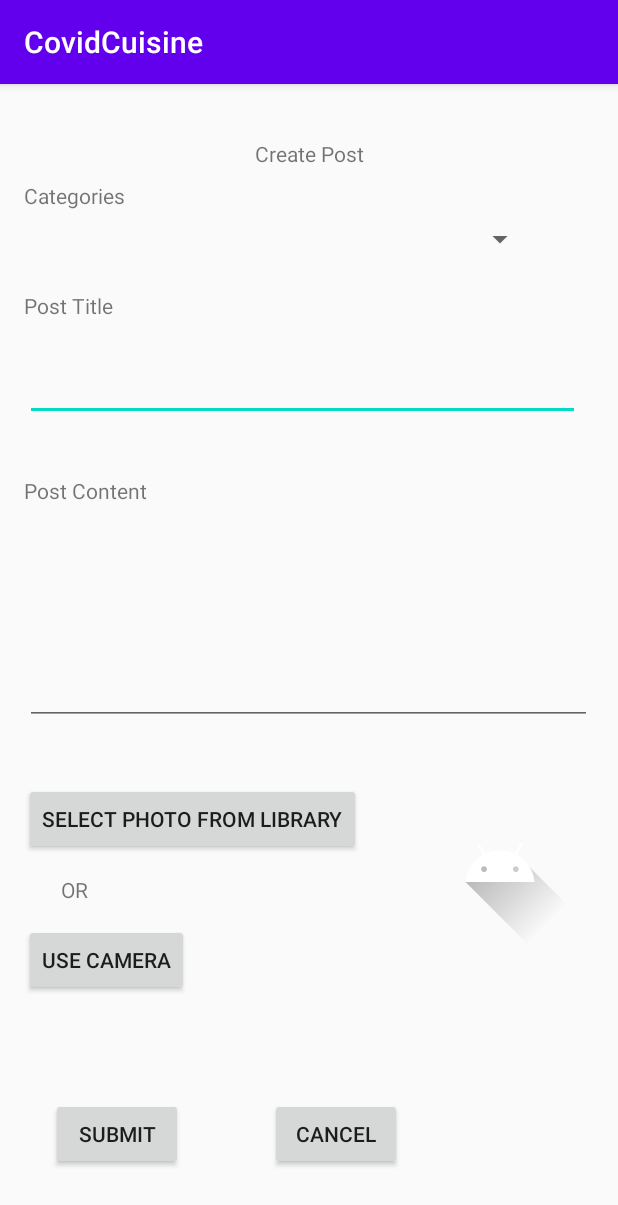
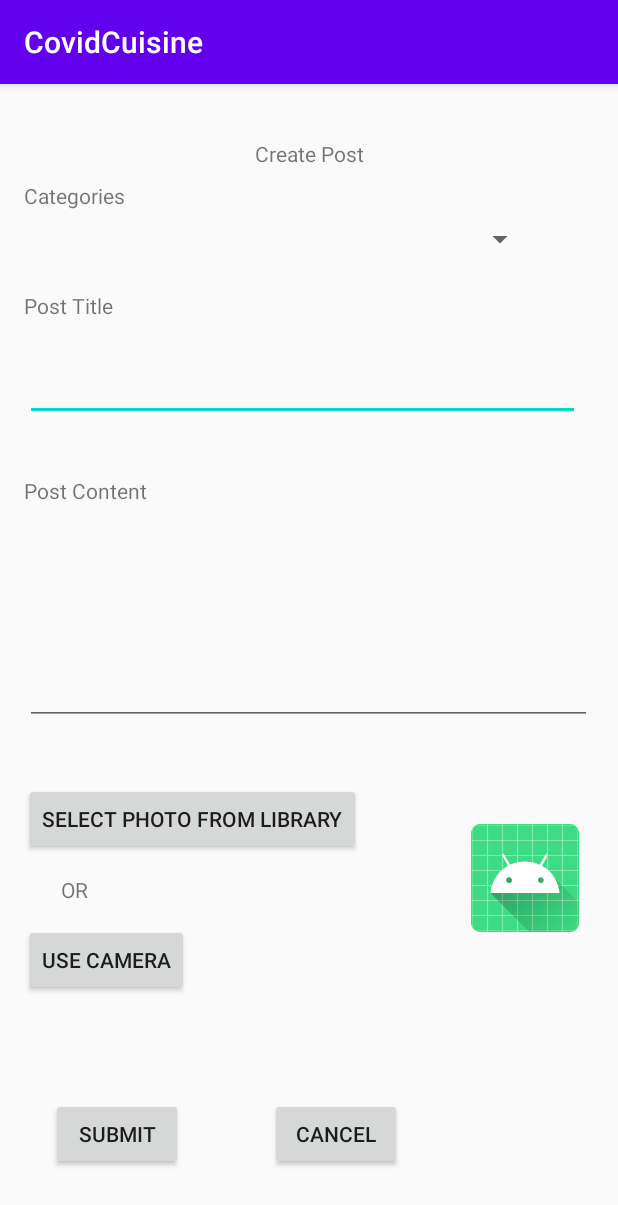
Before and after one commit to APAD-Summer2020/Team5, an Android app: the CreatePost screen opened directly, with no data from a screen before it, after a tap on "USE CAMERA", on a phone screen of 412 x 824 dp. Shown: the top 1205 px of the screen. Run offline under Robolectric (Android 15) with nearby library versions, the phone set to English and light mode, and no system bars; our stand-ins replace Firebase (no records; nobody signed in at launch, a user with empty details on screens opened directly).

Commit message:
img preview

```diff
--- a/CovidCuisineApp/app/src/main/AndroidManifest.xml
+++ b/CovidCuisineApp/app/src/main/AndroidManifest.xml
@@ -1,6 +1,7 @@
 <?xml version="1.0" encoding="utf-8"?>
 <manifest xmlns:android="http://schemas.android.com/apk/res/android"
     package="com.apadteam5.covidcuisine">
+    <uses-permission android:name="android.permission.READ_EXTERNAL_STORAGE"/>
     <uses-feature android:name="android.hardware.camera"
         android:required="true" />
     <application
--- a/CovidCuisineApp/app/src/main/java/com/apadteam5/covidcuisine/CreatePost.kt
+++ b/CovidCuisineApp/app/src/main/java/com/apadteam5/covidcuisine/CreatePost.kt
@@ -2,6 +2,7 @@ package com.apadteam5.covidcuisine
 
 import android.app.Activity
 import android.content.Intent
+import android.graphics.Bitmap
 import android.net.Uri
 import android.os.Bundle
 import android.os.Environment
@@ -21,7 +22,7 @@ import java.lang.IllegalArgumentException
 import java.text.SimpleDateFormat
 import java.util.*
 
-
+private const val REQUEST_CODE = 42
 class CreatePost : AppCompatActivity(), AdapterView.OnItemSelectedListener {
 
     private var categorySelected:String = ""
@@ -77,7 +78,7 @@ class CreatePost : AppCompatActivity(), AdapterView.OnItemSelectedListener {
         }
 
 
-        //cancel button listener
+        //camera button listener
         val cameraButton = findViewById<Button>(R.id.camera)
         cameraButton.setOnClickListener{
             takePicture()
@@ -89,18 +90,41 @@ class CreatePost : AppCompatActivity(), AdapterView.OnItemSelectedListener {
     //take a photo with camera app
     private val REQUEST_IMAGE_CAPTURE =1
     private fun takePicture(){
+
         val takePictureIntent = Intent(MediaStore.ACTION_IMAGE_CAPTURE)
         startActivityForResult(takePictureIntent, REQUEST_IMAGE_CAPTURE)
+/*
+        if (takePictureIntent.resolveActivity(this.packageManager) != null){
+            startActivityForResult(takePictureIntent, REQUEST_CODE)
+        }else{
+            Toast.makeText(this,"Unable to open camera", Toast.LENGTH_SHORT).show()
+        }
+        */
+
+    }
+
+    override fun onActivityResult(requestCode: Int, resultCode: Int, data: Intent?){
+        if (requestCode == REQUEST_IMAGE_CAPTURE && resultCode ==Activity.RESULT_OK){
+            val takenImage = data?.extras?.get("data") as Bitmap
+            imageView.setImageBitmap(takenImage)
+            //val imgUri = data.getData()
+
+            //println("imageinfo:" + imgUri)
+        }else{
+            super.onActivityResult(requestCode, resultCode, data)
+        }
     }
 
     //check for upload
     var selectedPhotoUri: Uri? = null
+/*
     override fun onActivityResult(requestCode: Int, resultCode: Int, data: Intent?) {
         super.onActivityResult(requestCode, resultCode, data)
         if (requestCode == 0 && resultCode == Activity.RESULT_OK && data != null) {
             Log.d("createPost", "Photo was selected")
             Toast.makeText(this, "photo Selected", Toast.LENGTH_SHORT).show()
-
+            val takenImage = data?.extras?.get("data") as Bitmap
+            imageView.setImageBitmap(takenImage)
             selectedPhotoUri = data.data
             println(selectedPhotoUri)
         }
@@ -109,7 +133,7 @@ class CreatePost : AppCompatActivity(), AdapterView.OnItemSelectedListener {
             Log.d("camera", "Picture has been taken")
         }
     }
-
+*/
     //submit function
     private fun performSubmit(categorySelected:String) {
         //initializing firebase
@@ -148,11 +172,6 @@ class CreatePost : AppCompatActivity(), AdapterView.OnItemSelectedListener {
                 .addOnFailureListener { e -> Log.w("post", "Error uploading post") }
 
         }
-
-
-
-
-
 
     }
 
--- a/CovidCuisineApp/app/src/main/res/layout/activity_create_post.xml
+++ b/CovidCuisineApp/app/src/main/res/layout/activity_create_post.xml
@@ -147,7 +147,7 @@
         app:layout_constraintStart_toEndOf="@+id/select_photo"
         app:layout_constraintTop_toTopOf="parent"
         app:layout_constraintVertical_bias="0.709"
-        app:srcCompat="@drawable/ic_launcher_foreground" />
+        android:src="@mipmap/ic_launcher" />
 
     <TextView
         android:id="@+id/textView"
```
